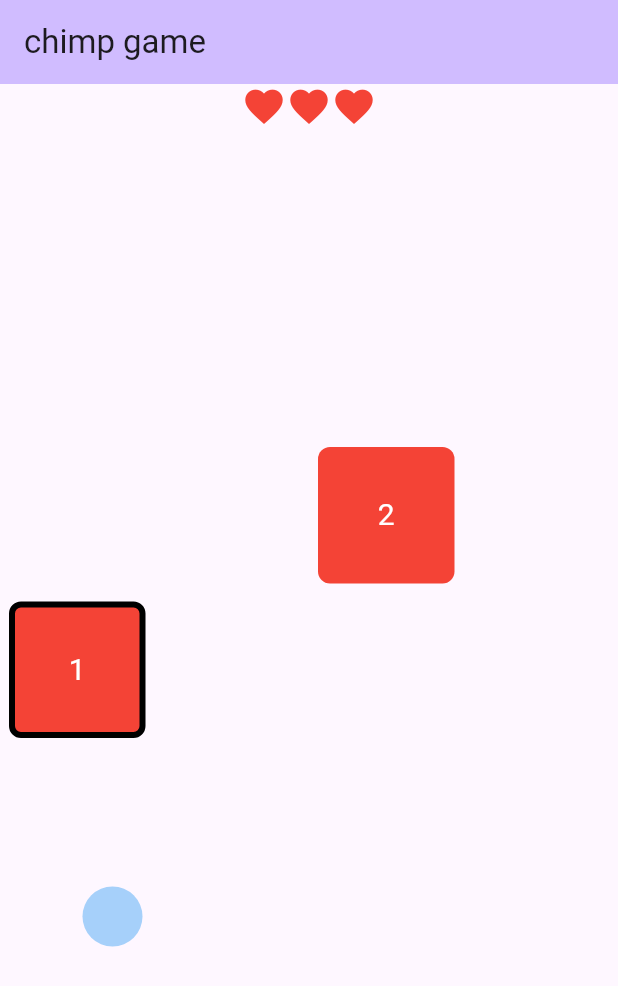
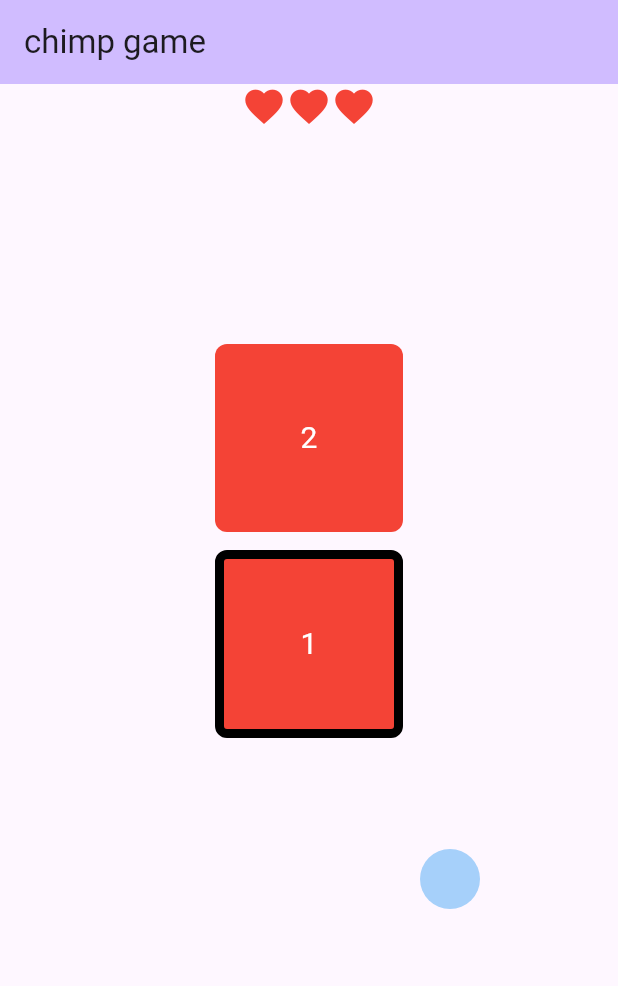
Before and after one commit to MicahMeadows/human_benchmark, a Flutter app: the ChimpTestPage screen opened by its route, after a tap on an icon or button, on a phone screen of 412 x 824 dp. Shown: the top 986 px of the screen. Run offline on Flutter 3.47's test engine with Material 3 defaults, Android fonts, the phone set to English and light mode, and no system bars; our stand-ins replace flutter_bloc, freezed_annotation, get_it, go_router, just_audio; missing offline and left inert: gamepads.

Commit message:
Add audio to chimp game and add other controller button for eryk test controller

```diff
--- a/lib/widget/game_select_page.dart
+++ b/lib/widget/game_select_page.dart
@@ -54,7 +54,8 @@
 
   void handleGamepadEvent(GamepadEvent event) {
     if (event.type == KeyType.button) {
-      if (event.key == 'y.circle') {
+      // if (event.key == 'y.circle') {
+      if (['y.circle', 'l1.rectangle.roundedbottom'].contains(event.key)) {
         if (event.value == 0) {
           confirmSelection();
         }
--- a/lib/widget/games/chimp_test_page.dart
+++ b/lib/widget/games/chimp_test_page.dart
@@ -9,6 +9,7 @@
 import 'package:go_router/go_router.dart';
 import 'package:human_benchmark/data/model/chimp_test_result.dart';
 import 'package:human_benchmark/data/cubit/game_result/game_result_cubit.dart';
+import 'package:just_audio/just_audio.dart';
 
 class ChimpTestPage extends StatefulWidget {
   const ChimpTestPage({super.key});
@@ -18,7 +19,11 @@
 }
 
 class _ChimpTestPageState extends State<ChimpTestPage> {
+  final clickPlayer = AudioPlayer();
+  final levelWinPlayer = AudioPlayer();
+  final buzzPlayer = AudioPlayer();
   int lives = 3;
+  int progress = 0;
   int sequenceLength = 1;
   int mouseX = 0;
   int mouseY = 0;
@@ -110,10 +115,10 @@
   }
 
   int calculateGridSize() {
-    if (sequenceLength < 5) return 4;
-    if (sequenceLength < 7) return 5;
-    if (sequenceLength < 10) return 6;
-    if (sequenceLength < 15) return 7;
+    if (sequenceLength < 5) return 3;
+    if (sequenceLength < 7) return 4;
+    if (sequenceLength < 10) return 5;
+    if (sequenceLength < 15) return 6;
     return 7;
   }
 
@@ -123,8 +128,33 @@
   int correct = 0;
   final int firstHiddenSequenceLength = 1;
 
+  void playLevelCompleteSound() async {
+    clickPlayer.stop();
+    await clickPlayer.seek(Duration.zero);
+    await clickPlayer.play();
+    await clickPlayer.stop();
+  }
+
+  void playCorrectChoiceSound() async {
+    levelWinPlayer.stop();
+    await levelWinPlayer.seek(Duration.zero);
+    await levelWinPlayer.play();
+    await levelWinPlayer.stop();
+  }
+
+  void playBuzzSound() async {
+    buzzPlayer.stop();
+    await buzzPlayer.seek(Duration.zero);
+    await buzzPlayer.play();
+    await buzzPlayer.stop();
+  }
+
   void passLevel() {
-    sequenceLength++;
+    progress++;
+    if (sequenceLength < 3 || progress >= 3) {
+      sequenceLength++;
+      progress = 0;
+    }
     newLevel();
   }
 
@@ -189,6 +219,9 @@
   @override
   void initState() {
     super.initState();
+    clickPlayer.setAsset('assets/audio/click-click.wav');
+    levelWinPlayer.setAsset('assets/audio/click2.wav');
+    buzzPlayer.setAsset('assets/audio/buzz.wav');
     gamepadSubscription = Gamepads.events.listen(handleGamepadEvent);
     startMovementTimer();
     newLevel();
@@ -328,7 +361,9 @@
   // Initialize the game with a new level
   void handleGamepadEvent(GamepadEvent event) {
     if (event.type == KeyType.button) {
-      if (event.key == 'y.circle') {
+      // print('type: ${event.type}, key: ${event.key}, value: ${event.value}');
+      if (['y.circle', 'l1.rectangle.roundedbottom'].contains(event.key)) {
+        // if (event.key == 'y.circle') {
         if (event.value == 0) {
           confirmTile();
         }
@@ -358,11 +393,15 @@
       setState(() {
         correct++;
         if (correct == sequenceLength) {
+          playLevelCompleteSound();
           passLevel();
+        } else {
+          playCorrectChoiceSound();
         }
       });
     } else {
       if (correct > 0) {
+        playBuzzSound();
         // dont fail if click wrong tile first
         failLevel();
       }
@@ -459,7 +498,7 @@
                               border: isHovered(i)
                                   ? Border.all(
                                       color: Colors.black,
-                                      width: 4,
+                                      width: 6,
                                     )
                                   : null,
                               color: sequencePositions.contains(i)
--- a/lib/widget/games/reaction_time_test_page.dart
+++ b/lib/widget/games/reaction_time_test_page.dart
@@ -156,7 +156,8 @@
 
   void handleGamepadEvent(GamepadEvent event) {
     if (event.type == KeyType.button) {
-      if (event.key == 'y.circle') {
+      // if (event.key == 'y.circle') {
+      if (['y.circle', 'l1.rectangle.roundedbottom'].contains(event.key)) {
         if (event.value == 0) {
           handleTap();
         }
--- a/lib/widget/games/visual_memory_page.dart
+++ b/lib/widget/games/visual_memory_page.dart
@@ -98,7 +98,8 @@
   void handleGamepadEvent(GamepadEvent event) {
     // print('type: ${event.type}, key: ${event.key}, value: ${event.value}');
     if (event.type == KeyType.button) {
-      if (event.key == 'y.circle') {
+      if (['y.circle', 'l1.rectangle.roundedbottom'].contains(event.key)) {
+        // if (event.key == 'y.circle') {
         if (event.value == 0) {
           confirmTile();
         }
```
